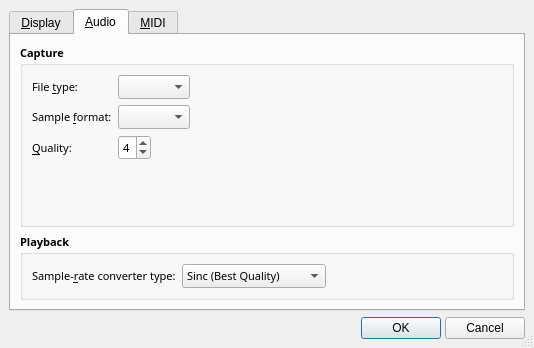
rncbc/qtractor, file src/qtractorOptionsForm.ui: the form before one commit.
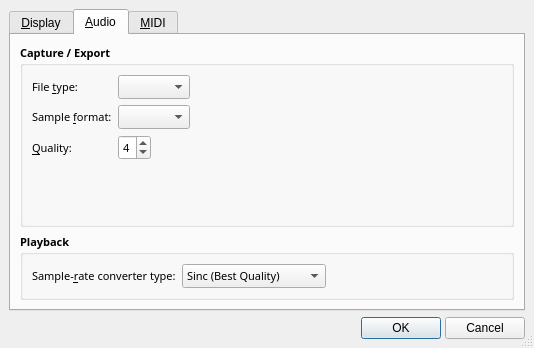
The form after the commit. The open tabs and pages were chosen to show the change. Icons and pictures are not drawn.

Commit message: - Audio export is almost in its final shape and form (EXPERIMENTAL).

The edit to the form file:
```diff
--- a/src/qtractorOptionsForm.ui
+++ b/src/qtractorOptionsForm.ui
@@ -567,7 +567,7 @@
           </font>
          </property>
          <property name="title" >
-          <string>Capture</string>
+          <string>Capture / Export</string>
          </property>
          <property name="flat" >
           <bool>true</bool>
```
Left out of the diff: 13 changed lines with no effect on the pictures. The commit also changes 8 other files.
